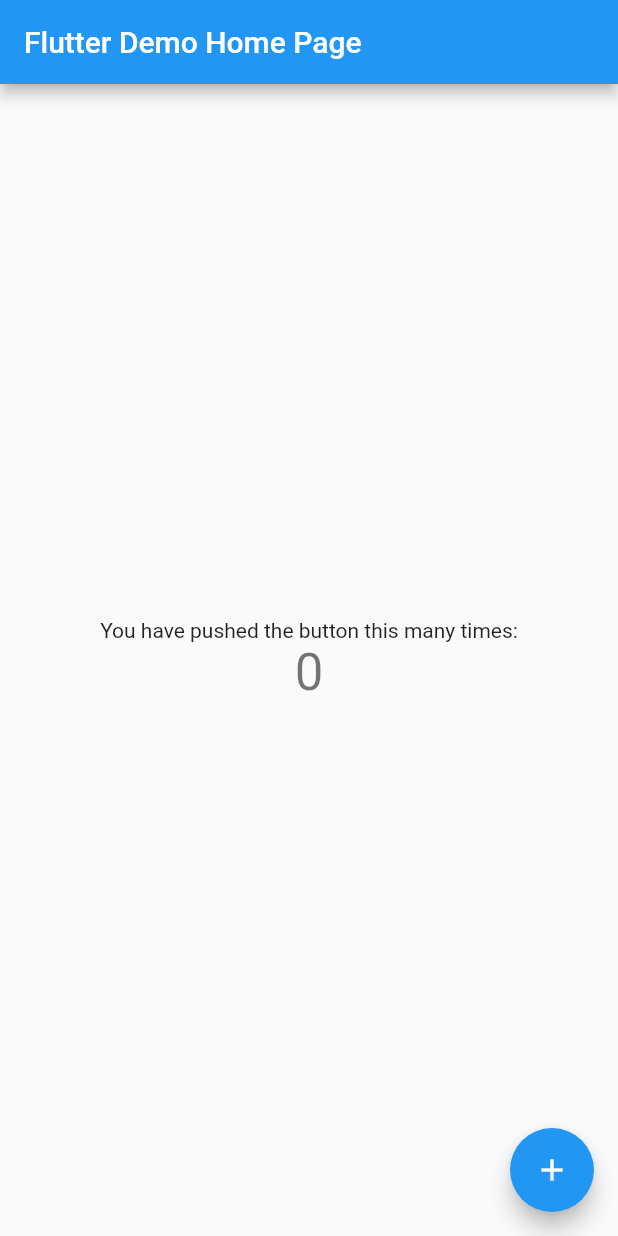
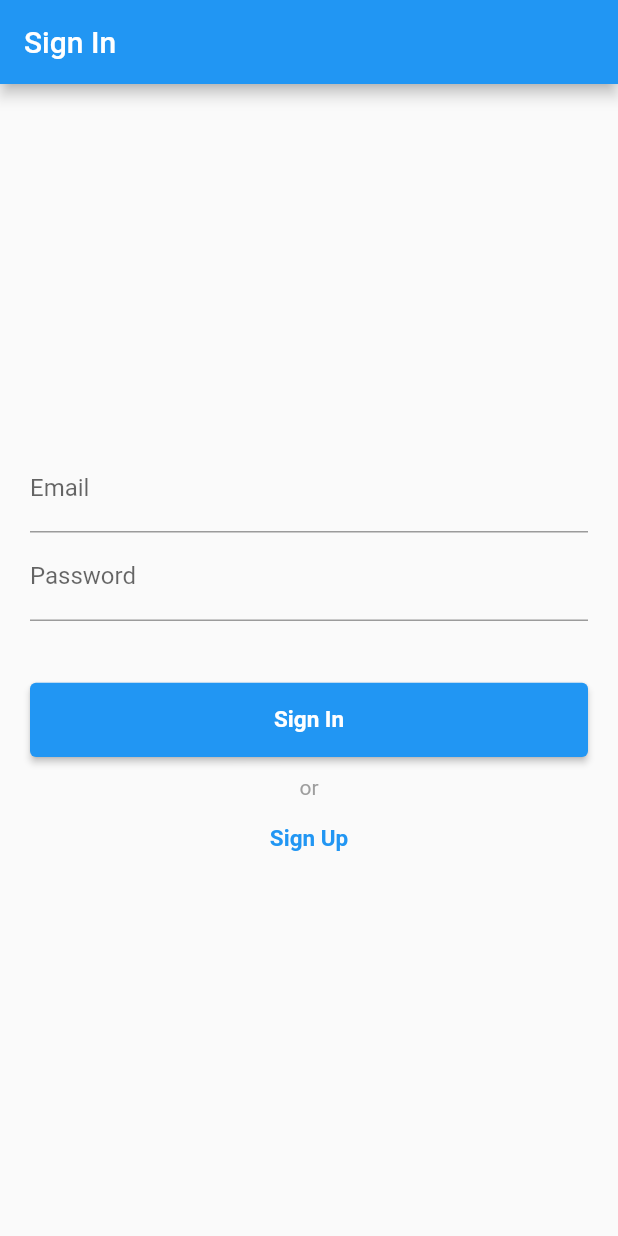
Before and after one commit to bunyod-botirov/chat_app, a Flutter app: the screen it shows after launch, on a phone screen of 412 x 824 dp. Run offline on Flutter 3.47's test engine with Material 2 defaults, Android fonts, the phone set to English and light mode, and no system bars; our stand-ins replace cloud_firestore, firebase_auth, firebase_core; missing offline and left inert: cloud_firestore_web, firebase_auth_web, firebase_core_web; accounts and stored records are empty.

Commit message:
Auth completed

```diff
--- /dev/null
+++ b/lib/components/buttons_comp.dart
@@ -0,0 +1,49 @@
+import 'package:flutter/material.dart';
+
+class ButtonsComp {
+  static SizedBox filledButton(
+    BuildContext context,
+    String child,
+    Function onPressed,
+  ) {
+    return SizedBox(
+      width: MediaQuery.of(context).size.width * 1,
+      height: MediaQuery.of(context).size.height * 0.06,
+      child: ElevatedButton(
+        child: Text(
+          child,
+          style: const TextStyle(
+            fontSize: 15,
+            fontWeight: FontWeight.bold,
+          ),
+        ),
+        onPressed: () {
+          onPressed();
+        },
+      ),
+    );
+  }
+
+  static SizedBox textButton(
+    BuildContext context,
+    String child,
+    Function onPressed,
+  ) {
+    return SizedBox(
+      width: MediaQuery.of(context).size.width * 1,
+      height: MediaQuery.of(context).size.height * 0.06,
+      child: TextButton(
+        child: Text(
+          child,
+          style: const TextStyle(
+            fontSize: 15,
+            fontWeight: FontWeight.bold,
+          ),
+        ),
+        onPressed: () {
+          onPressed();
+        },
+      ),
+    );
+  }
+}
--- a/lib/main.dart
+++ b/lib/main.dart
@@ -1,115 +1,26 @@
+import 'package:chat_app/router/router.dart';
+import 'package:firebase_core/firebase_core.dart';
 import 'package:flutter/material.dart';
 
-void main() {
+void main() async {
+  WidgetsFlutterBinding.ensureInitialized();
+  await Firebase.initializeApp();
   runApp(const MyApp());
 }
 
 class MyApp extends StatelessWidget {
   const MyApp({Key? key}) : super(key: key);
 
-  // This widget is the root of your application.
   @override
   Widget build(BuildContext context) {
     return MaterialApp(
-      title: 'Flutter Demo',
+      debugShowCheckedModeBanner: false,
+      title: 'Chat App',
       theme: ThemeData(
-        // This is the theme of your application.
-        //
-        // Try running your application with "flutter run". You'll see the
-        // application has a blue toolbar. Then, without quitting the app, try
-        // changing the primarySwatch below to Colors.green and then invoke
-        // "hot reload" (press "r" in the console where you ran "flutter run",
-        // or simply save your changes to "hot reload" in a Flutter IDE).
-        // Notice that the counter didn't reset back to zero; the application
-        // is not restarted.
         primarySwatch: Colors.blue,
       ),
-      home: const MyHomePage(title: 'Flutter Demo Home Page'),
+      onGenerateRoute: AppRouter.onGenerateRoute,
+      initialRoute: "/splash",
     );
   }
 }
-
-class MyHomePage extends StatefulWidget {
-  const MyHomePage({Key? key, required this.title}) : super(key: key);
-
-  // This widget is the home page of your application. It is stateful, meaning
-  // that it has a State object (defined below) that contains fields that affect
-  // how it looks.
-
-  // This class is the configuration for the state. It holds the values (in this
-  // case the title) provided by the parent (in this case the App widget) and
-  // used by the build method of the State. Fields in a Widget subclass are
-  // always marked "final".
-
-  final String title;
-
-  @override
-  State<MyHomePage> createState() => _MyHomePageState();
-}
-
-class _MyHomePageState extends State<MyHomePage> {
-  int _counter = 0;
-
-  void _incrementCounter() {
-    setState(() {
-      // This call to setState tells the Flutter framework that something has
-      // changed in this State, which causes it to rerun the build method below
-      // so that the display can reflect the updated values. If we changed
-      // _counter without calling setState(), then the build method would not be
-      // called again, and so nothing would appear to happen.
-      _counter++;
-    });
-  }
-
-  @override
-  Widget build(BuildContext context) {
-    // This method is rerun every time setState is called, for instance as done
-    // by the _incrementCounter method above.
-    //
-    // The Flutter framework has been optimized to make rerunning build methods
-    // fast, so that you can just rebuild anything that needs updating rather
-    // than having to individually change instances of widgets.
-    return Scaffold(
-      appBar: AppBar(
-        // Here we take the value from the MyHomePage object that was created by
-        // the App.build method, and use it to set our appbar title.
-        title: Text(widget.title),
-      ),
-      body: Center(
-        // Center is a layout widget. It takes a single child and positions it
-        // in the middle of the parent.
-        child: Column(
-          // Column is also a layout widget. It takes a list of children and
-          // arranges them vertically. By default, it sizes itself to fit its
-          // children horizontally, and tries to be as tall as its parent.
-          //
-          // Invoke "debug painting" (press "p" in the console, choose the
-          // "Toggle Debug Paint" action from the Flutter Inspector in Android
-          // Studio, or the "Toggle Debug Paint" command in Visual Studio Code)
-          // to see the wireframe for each widget.
-          //
-          // Column has various properties to control how it sizes itself and
-          // how it positions its children. Here we use mainAxisAlignment to
-          // center the children vertically; the main axis here is the vertical
-          // axis because Columns are vertical (the cross axis would be
-          // horizontal).
-          mainAxisAlignment: MainAxisAlignment.center,
-          children: <Widget>[
-            const Text(
-              'You have pushed the button this many times:',
-            ),
-            Text(
-              '$_counter',
-              style: Theme.of(context).textTheme.headline4,
-            ),
-          ],
-        ),
-      ),
-      floatingActionButton: FloatingActionButton(
-        onPressed: _incrementCounter,
-        tooltip: 'Increment',
-        child: const Icon(Icons.add),
-      ), // This trailing comma makes auto-formatting nicer for build methods.
-    );
-  }
-}
--- /dev/null
+++ b/lib/router/router.dart
@@ -0,0 +1,30 @@
+import 'package:chat_app/screens/home_page.dart';
+import 'package:chat_app/screens/sign_in_page.dart';
+import 'package:chat_app/screens/sign_up_page.dart';
+import 'package:chat_app/screens/splash_page.dart';
+import 'package:flutter/material.dart';
+
+class AppRouter {
+  static Route? onGenerateRoute(RouteSettings settings) {
+    final Object? args = settings.arguments;
+    switch (settings.name) {
+      case "/splash":
+        return MaterialPageRoute(
+          builder: (context) => SplashPage(),
+        );
+      case "/sign_in":
+        return MaterialPageRoute(
+          builder: (context) => SignInPage(),
+        );
+      case "/sign_up":
+        return MaterialPageRoute(
+          builder: (context) => SignUpPage(),
+        );
+      case "/home":
+        return MaterialPageRoute(
+          builder: (context) => const HomePage(),
+        );
+    }
+    return null;
+  }
+}
--- /dev/null
+++ b/lib/screens/sign_in_page.dart
@@ -0,0 +1,62 @@
+import 'package:chat_app/components/buttons_comp.dart';
+import 'package:chat_app/service/auth_service.dart';
+import 'package:flutter/material.dart';
+
+class SignInPage extends StatelessWidget {
+  SignInPage({Key? key}) : super(key: key);
+
+  final TextEditingController _mailController = TextEditingController();
+  final TextEditingController _passwordController = TextEditingController();
+
+  @override
+  Widget build(BuildContext context) {
+    return Scaffold(
+      appBar: AppBar(
+        title: const Text("Sign In"),
+      ),
+      body: Padding(
+        padding: const EdgeInsets.symmetric(horizontal: 20),
+        child: Column(
+          mainAxisAlignment: MainAxisAlignment.center,
+          children: <Widget>[
+            TextFormField(
+              controller: _mailController,
+              keyboardType: TextInputType.emailAddress,
+              decoration: const InputDecoration(
+                labelText: "Email",
+                hintText: "@gmail.com",
+              ),
+            ),
+            TextFormField(
+              controller: _passwordController,
+              keyboardType: TextInputType.number,
+              decoration: const InputDecoration(
+                labelText: "Password",
+              ),
+            ),
+            SizedBox(height: MediaQuery.of(context).size.height * 0.05),
+            ButtonsComp.filledButton(
+              context,
+              "Sign In",
+              () {
+                AuthService().signInWithMail(
+                  context,
+                  _mailController.text,
+                  _passwordController.text,
+                );
+              },
+            ),
+            SizedBox(height: MediaQuery.of(context).size.height * 0.015),
+            const Text("or", style: TextStyle(color: Colors.grey)),
+            SizedBox(height: MediaQuery.of(context).size.height * 0.002),
+            ButtonsComp.textButton(
+              context,
+              "Sign Up",
+              () => Navigator.pushNamed(context, "/sign_up"),
+            ),
+          ],
+        ),
+      ),
+    );
+  }
+}
--- /dev/null
+++ b/lib/service/auth_service.dart
@@ -0,0 +1,57 @@
+import 'package:chat_app/components/messenger_comp.dart';
+import 'package:cloud_firestore/cloud_firestore.dart';
+import 'package:firebase_auth/firebase_auth.dart';
+import 'package:flutter/material.dart';
+
+class AuthService {
+  final FirebaseAuth _authUser = FirebaseAuth.instance;
+  final FirebaseFirestore _firestore = FirebaseFirestore.instance;
+
+  Future signUpWithMail(
+      BuildContext context, String name, String email, String password) async {
+    try {
+      await _firestore.collection("users").doc(email).set(
+        {
+          "name": name,
+          "emal": email,
+          "password": password,
+          "joinTime": FieldValue.serverTimestamp(),
+        },
+      );
+
+      await _authUser.createUserWithEmailAndPassword(
+          email: email, password: password);
+
+      Navigator.pushNamedAndRemoveUntil(context, "/home", (route) => false);
+    } on FirebaseAuthException catch (e) {
+      if (e.code == 'weak-password') {
+        MessengerComp.messenger(context, "The password provided is too weak.");
+      } else if (e.code == 'email-already-in-use') {
+        MessengerComp.messenger(
+            context, "The account already exists for that email.");
+      }
+    }
+  }
+
+  Future signInWithMail(
+      BuildContext context, String email, String password) async {
+    try {
+      await _authUser.signInWithEmailAndPassword(
+          email: email, password: password);
+
+      Navigator.pushNamedAndRemoveUntil(context, "/home", (route) => false);
+    } on FirebaseAuthException catch (e) {
+      if (e.code == 'user-not-found') {
+        MessengerComp.messenger(context, "No user found for that email.");
+      } else if (e.code == 'wrong-password') {
+        MessengerComp.messenger(
+            context, "Wrong password provided for that user.");
+      }
+    }
+  }
+
+  Future signOut(BuildContext context) async {
+    await _authUser.signOut();
+    Navigator.pushNamedAndRemoveUntil(context, "/splash", (route) => false);
+  }
+}
--- a/pubspec.yaml
+++ b/pubspec.yaml
@@ -34,6 +34,9 @@ dependencies:
   # The following adds the Cupertino Icons font to your application.
   # Use with the CupertinoIcons class for iOS style icons.
   cupertino_icons: ^1.0.2
+  firebase_core: ^1.14.0
+  firebase_auth: ^3.3.13
+  cloud_firestore: ^3.1.11
 
 dev_dependencies:
   flutter_test:
```
Also changed, not shown: lib/components/messenger_comp.dart (added, +15 -0 lines), lib/generated_plugin_registrant.dart (added, +20 -0 lines), lib/screens/home_page.dart (added, +21 -0 lines), lib/screens/sign_up_page.dart (added, +55 -0 lines), lib/screens/splash_page.dart (added, +28 -0 lines), lib/service/user_service.dart (added, +21 -0 lines), 4 other files.
